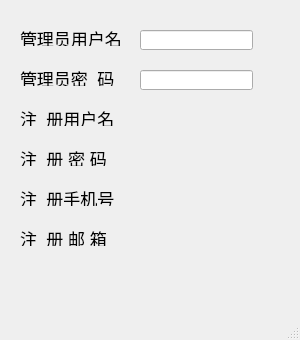
First picture: the form in enroll.ui, repository dongyakuangren/mnlgxz, before the edit.
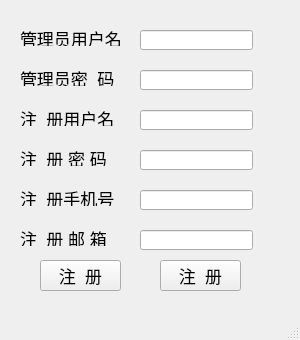
Second picture: the form after the edit. Icons and pictures are not drawn.

Commit message: 我的代码！

Diff of the .ui file:
```diff
--- a/enroll.ui
+++ b/enroll.ui
@@ -173,6 +173,82 @@
      <string>注  册 邮 箱</string>
     </property>
    </widget>
+   <widget class="QLineEdit" name="lineEdit_3">
+    <property name="geometry">
+     <rect>
+      <x>140</x>
+      <y>110</y>
+      <width>113</width>
+      <height>20</height>
+     </rect>
+    </property>
+   </widget>
+   <widget class="QLineEdit" name="lineEdit_4">
+    <property name="geometry">
+     <rect>
+      <x>140</x>
+      <y>150</y>
+      <width>113</width>
+      <height>20</height>
+     </rect>
+    </property>
+   </widget>
+   <widget class="QLineEdit" name="lineEdit_5">
+    <property name="geometry">
+     <rect>
+      <x>140</x>
+      <y>190</y>
+      <width>113</width>
+      <height>20</height>
+     </rect>
+    </property>
+   </widget>
+   <widget class="QLineEdit" name="lineEdit_6">
+    <property name="geometry">
+     <rect>
+      <x>140</x>
+      <y>230</y>
+      <width>113</width>
+      <height>20</height>
+     </rect>
+    </property>
+   </widget>
+   <widget class="QPushButton" name="zcbtn_2">
+    <property name="geometry">
+     <rect>
+      <x>40</x>
+      <y>260</y>
+      <width>81</width>
+      <height>31</height>
+     </rect>
+    </property>
+    <property name="font">
+     <font>
+      <pointsize>13</pointsize>
+     </font>
+    </property>
+    <property name="text">
+     <string>注  册</string>
+    </property>
+   </widget>
+   <widget class="QPushButton" name="zcbtn_3">
+    <property name="geometry">
+     <rect>
+      <x>160</x>
+      <y>260</y>
+      <width>81</width>
+      <height>31</height>
+     </rect>
+    </property>
+    <property name="font">
+     <font>
+      <pointsize>13</pointsize>
+     </font>
+    </property>
+    <property name="text">
+     <string>注  册</string>
+    </property>
+   </widget>
   </widget>
   <widget class="QMenuBar" name="menubar">
    <property name="geometry">
```
